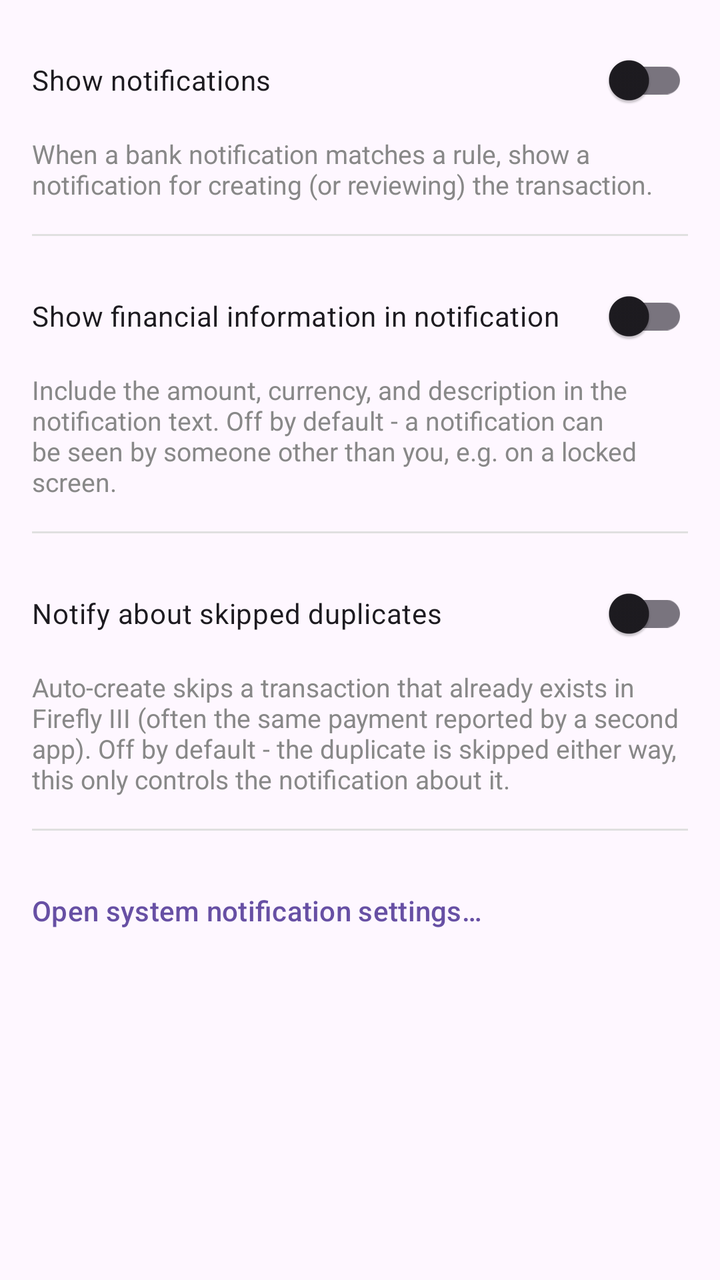
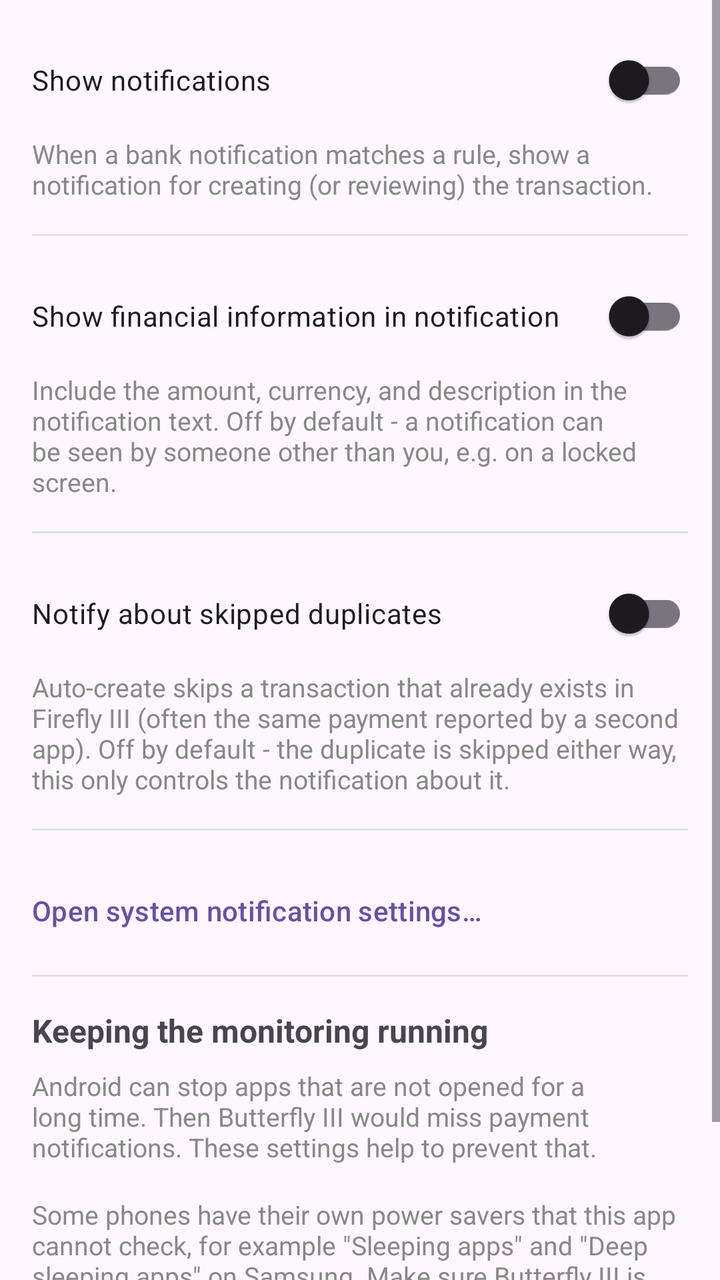

Before-and-after screenshots of an Android layout around one commit, followed by the original layout XML and the change that was made.
<!-- AndroidManifest.xml: application theme Theme.FfNotifyImporter -->
<!-- res/layout/fragment_notification_settings.xml -->
<?xml version="1.0" encoding="utf-8"?>
<ScrollView xmlns:android="http://schemas.android.com/apk/res/android"
    android:layout_width="match_parent"
    android:layout_height="match_parent">

    <LinearLayout
        android:layout_width="match_parent"
        android:layout_height="wrap_content"
        android:orientation="vertical"
        android:padding="16dp">

        <LinearLayout
            android:id="@+id/permissionCard"
            android:layout_width="match_parent"
            android:layout_height="wrap_content"
            android:layout_marginBottom="16dp"
            android:background="#FFF3E0"
            android:orientation="vertical"
            android:padding="16dp"
            android:visibility="gone">

            <TextView
                android:layout_width="match_parent"
                android:layout_height="wrap_content"
                android:layout_marginBottom="8dp"
                android:text="@string/notifications_permission_card_title"
                android:textColor="#000000"
                android:textSize="16sp"
                android:textStyle="bold" />

            <TextView
                android:id="@+id/permissionCardBody"
                android:layout_width="match_parent"
                android:layout_height="wrap_content"
                android:layout_marginBottom="8dp"
                android:textColor="#333333"
                android:textSize="14sp" />

            <Button
                android:id="@+id/permissionCardButton"
                android:layout_width="wrap_content"
                android:layout_height="wrap_content" />

        </LinearLayout>

        <com.google.android.material.switchmaterial.SwitchMaterial
            android:id="@+id/showNotificationsSwitch"
            android:layout_width="match_parent"
            android:layout_height="wrap_content"
            android:layout_marginBottom="4dp"
            android:text="@string/notifications_show_switch" />

        <TextView
            android:layout_width="match_parent"
            android:layout_height="wrap_content"
            android:layout_marginBottom="16dp"
            android:text="@string/notifications_show_switch_hint"
            android:textColor="#888888"
            android:textSize="13sp" />

        <View
            android:layout_width="match_parent"
            android:layout_height="1dp"
            android:layout_marginBottom="16dp"
            android:background="#E0E0E0" />

        <com.google.android.material.switchmaterial.SwitchMaterial
            android:id="@+id/showFinancialInfoSwitch"
            android:layout_width="match_parent"
            android:layout_height="wrap_content"
            android:layout_marginBottom="4dp"
            android:text="@string/notifications_show_financial_switch" />

        <TextView
            android:layout_width="match_parent"
            android:layout_height="wrap_content"
            android:layout_marginBottom="16dp"
            android:text="@string/notifications_show_financial_switch_hint"
            android:textColor="#888888"
            android:textSize="13sp" />

        <View
            android:layout_width="match_parent"
            android:layout_height="1dp"
            android:layout_marginBottom="16dp"
            android:background="#E0E0E0" />

        <com.google.android.material.switchmaterial.SwitchMaterial
            android:id="@+id/notifySkippedDuplicatesSwitch"
            android:layout_width="match_parent"
            android:layout_height="wrap_content"
            android:layout_marginBottom="4dp"
            android:text="@string/notifications_skipped_duplicates_switch" />

        <TextView
            android:layout_width="match_parent"
            android:layout_height="wrap_content"
            android:layout_marginBottom="16dp"
            android:text="@string/notifications_skipped_duplicates_switch_hint"
            android:textColor="#888888"
            android:textSize="13sp" />

        <View
            android:layout_width="match_parent"
            android:layout_height="1dp"
            android:layout_marginBottom="16dp"
            android:background="#E0E0E0" />

        <Button
            android:id="@+id/openSystemSettingsButton"
            style="?attr/borderlessButtonStyle"
            android:layout_width="wrap_content"
            android:layout_height="wrap_content"
            android:minWidth="0dp"
            android:paddingStart="0dp"
            android:text="@string/notifications_open_system_settings_button" />

    </LinearLayout>

</ScrollView>
<!-- resources referenced by this layout -->
<resources>
  <string name="notifications_open_system_settings_button">Open system notification settings…</string>
  <string name="notifications_permission_card_title">Notifications are off</string>
  <string name="notifications_show_financial_switch">Show financial information in notification</string>
  <string name="notifications_show_financial_switch_hint">Include the amount, currency, and description in the notification text. Off by default - a notification can be seen by someone other than you, e.g. on a locked screen.</string>
  <string name="notifications_show_switch">Show notifications</string>
  <string name="notifications_show_switch_hint">When a bank notification matches a rule, show a notification for creating (or reviewing) the transaction.</string>
  <string name="notifications_skipped_duplicates_switch">Notify about skipped duplicates</string>
  <string name="notifications_skipped_duplicates_switch_hint">Auto-create skips a transaction that already exists in Firefly III (often the same payment reported by a second app). Off by default - the duplicate is skipped either way, this only controls the notification about it.</string>
  <style name="Theme.FfNotifyImporter" parent="Theme.Material3.DayNight.NoActionBar" />
</resources>

<!-- the commit's change to res/layout/fragment_notification_settings.xml (unified diff, before → after) -->
@@ -115,6 +115,116 @@
             android:paddingStart="0dp"
             android:text="@string/notifications_open_system_settings_button" />
 
+        <View
+            android:layout_width="match_parent"
+            android:layout_height="1dp"
+            android:layout_marginTop="8dp"
+            android:layout_marginBottom="16dp"
+            android:background="#E0E0E0" />
+
+        <TextView
+            android:layout_width="match_parent"
+            android:layout_height="wrap_content"
+            android:layout_marginBottom="8dp"
+            android:text="@string/reliability_title"
+            android:textSize="16sp"
+            android:textStyle="bold" />
+
+        <TextView
+            android:layout_width="match_parent"
+            android:layout_height="wrap_content"
+            android:layout_marginBottom="16dp"
+            android:text="@string/reliability_intro"
+            android:textColor="#888888"
+            android:textSize="13sp" />
+
+        <LinearLayout
+            android:id="@+id/batteryCard"
+            android:layout_width="match_parent"
+            android:layout_height="wrap_content"
+            android:layout_marginBottom="16dp"
+            android:background="#FFF3E0"
+            android:orientation="vertical"
+            android:padding="16dp"
+            android:visibility="gone">
+
+            <TextView
+                android:layout_width="match_parent"
+                android:layout_height="wrap_content"
+                android:layout_marginBottom="8dp"
+                android:text="@string/reliability_battery_card_title"
+                android:textColor="#000000"
+                android:textSize="16sp"
+                android:textStyle="bold" />
+
+            <TextView
+                android:layout_width="match_parent"
+                android:layout_height="wrap_content"
+                android:layout_marginBottom="8dp"
+                android:text="@string/reliability_battery_card_body"
+                android:textColor="#333333"
+                android:textSize="14sp" />
+
+            <Button
+                android:id="@+id/batteryCardButton"
+                android:layout_width="wrap_content"
+                android:layout_height="wrap_content"
+                android:text="@string/reliability_battery_button" />
+
+        </LinearLayout>
+
+        <LinearLayout
+            android:id="@+id/autoRevokeCard"
+            android:layout_width="match_parent"
+            android:layout_height="wrap_content"
+            android:layout_marginBottom="16dp"
+            android:background="#FFF3E0"
+            android:orientation="vertical"
+            android:padding="16dp"
+            android:visibility="gone">
+
+            <TextView
+                android:layout_width="match_parent"
+                android:layout_height="wrap_content"
+                android:layout_marginBottom="8dp"
+                android:text="@string/reliability_autorevoke_card_title"
+                android:textColor="#000000"
+                android:textSize="16sp"
+                android:textStyle="bold" />
+
+            <TextView
+                android:layout_width="match_parent"
+                android:layout_height="wrap_content"
+                android:layout_marginBottom="8dp"
+                android:text="@string/reliability_autorevoke_card_body"
+                android:textColor="#333333"
+                android:textSize="14sp" />
+
+            <Button
+                android:id="@+id/autoRevokeCardButton"
+                android:layout_width="wrap_content"
+                android:layout_height="wrap_content"
+                android:text="@string/reliability_autorevoke_button" />
+
+        </LinearLayout>
+
+        <TextView
+            android:layout_width="match_parent"
+            android:layout_height="wrap_content"
+            android:layout_marginBottom="4dp"
+            android:text="@string/reliability_other_hint"
+            android:textColor="#888888"
+            android:textSize="13sp" />
+
+        <Button
+            android:id="@+id/appInfoButton"
+            style="?attr/borderlessButtonStyle"
+            android:layout_width="wrap_content"
+            android:layout_height="wrap_content"
+            android:minWidth="0dp"
+            android:paddingStart="0dp"
+            android:text="@string/reliability_app_info_button" />
+
     </LinearLayout>
 
 </ScrollView>
<!-- resource entries referenced after the edit -->
@@ -8,6 +8,16 @@
   <string name="notifications_show_switch_hint">When a bank notification matches a rule, show a notification for creating (or reviewing) the transaction.</string>
   <string name="notifications_skipped_duplicates_switch">Notify about skipped duplicates</string>
   <string name="notifications_skipped_duplicates_switch_hint">Auto-create skips a transaction that already exists in Firefly III (often the same payment reported by a second app). Off by default - the duplicate is skipped either way, this only controls the notification about it.</string>
+  <string name="reliability_app_info_button">Open app info…</string>
+  <string name="reliability_autorevoke_button">Open app permission settings</string>
+  <string name="reliability_autorevoke_card_body">If you do not open the app for a few months, Android can remove its permissions and stop it. Turn off \"Remove permissions if app isn\'t used\" (the name differs between phones).</string>
+  <string name="reliability_autorevoke_card_title">Permissions may be removed</string>
+  <string name="reliability_battery_button">Open battery optimization settings</string>
+  <string name="reliability_battery_card_body">Android restricts this app in the background, so it may miss notifications. Set Butterfly III to \"Don\'t optimize\" (or \"Unrestricted\").</string>
+  <string name="reliability_battery_card_title">Battery optimization is on</string>
+  <string name="reliability_intro">Android can stop apps that are not opened for a long time. Then Butterfly III would miss payment notifications. These settings help to prevent that.</string>
+  <string name="reliability_other_hint">Some phones have their own power savers that this app cannot check, for example \"Sleeping apps\" and \"Deep sleeping apps\" on Samsung. Make sure Butterfly III is not on those lists. Never use \"Force stop\" on it.</string>
+  <string name="reliability_title">Keeping the monitoring running</string>
   <style name="Theme.FfNotifyImporter" parent="Theme.Material3.DayNight.NoActionBar" />
 </resources>
 
